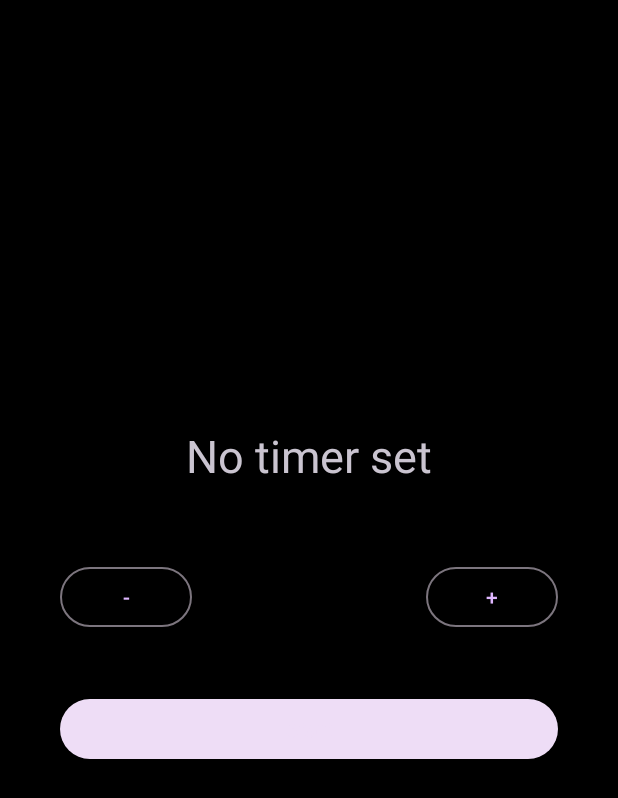
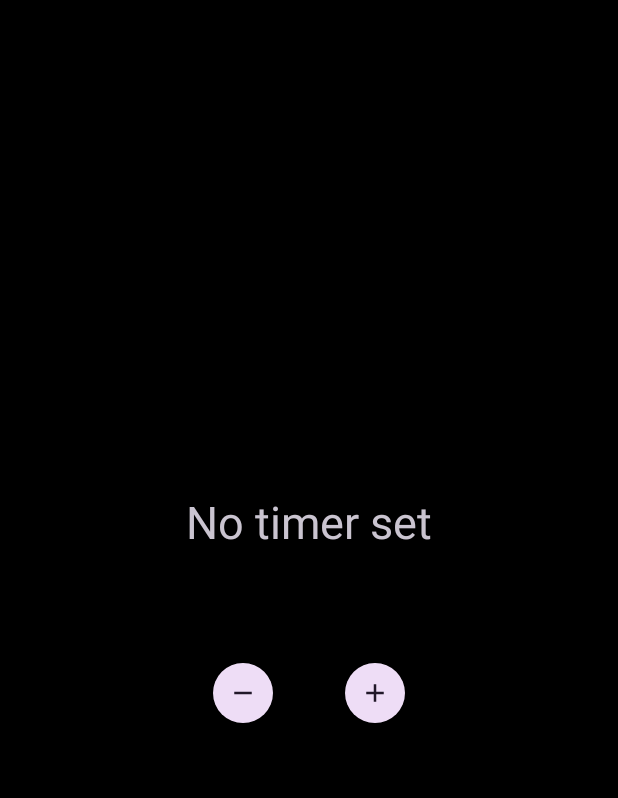
Before and after one commit to vornao/MySleepTimer, an Android app: the screen it shows after launch (MainActivity), on a phone screen of 412 x 824 dp. Shown: the top 798 px of the screen. Run offline under Robolectric (Android 15) with nearby library versions, the phone set to English and light mode, and no system bars; 4 statements that could not run were skipped.

Commit message:
removed start button

```diff
--- a/app/build.gradle.kts
+++ b/app/build.gradle.kts
@@ -12,7 +12,7 @@ android {
         minSdk = 29
         targetSdk = 33
         versionCode = 1
-        versionName = "1.0"
+        versionName = "0.1"
 
         testInstrumentationRunner = "androidx.test.runner.AndroidJUnitRunner"
     }
@@ -37,7 +37,7 @@ android {
 
 dependencies {
 
-    implementation("androidx.core:core-ktx:1.9.0")
+    implementation("androidx.core:core-ktx:1.10.1")
     implementation("androidx.appcompat:appcompat:1.6.1")
     implementation("com.google.android.material:material:1.9.0")
     implementation("androidx.constraintlayout:constraintlayout:2.1.4")
--- /dev/null
+++ b/app/src/main/res/drawable/baseline_play_arrow_24.xml
@@ -0,0 +1,5 @@
+<vector android:height="24dp" android:tint="#000000"
+    android:viewportHeight="24" android:viewportWidth="24"
+    android:width="24dp" xmlns:android="http://schemas.android.com/apk/res/android">
+    <path android:fillColor="@android:color/white" android:pathData="M8,5v14l11,-7z"/>
+</vector>
--- a/app/src/main/res/layout/activity_main.xml
+++ b/app/src/main/res/layout/activity_main.xml
@@ -13,12 +13,13 @@
         android:gravity="center"
         >
 
+
         <TextView
             android:id="@+id/time"
             android:layout_width="wrap_content"
             android:layout_height="wrap_content"
             android:padding="10dp"
-            android:text="No timer set"
+            android:text="@string/no_timer_set"
             android:layout_gravity="center"
             android:textSize="30sp"
             android:layout_marginBottom="40dp"
@@ -27,48 +28,35 @@
         <LinearLayout
             android:layout_width="match_parent"
             android:layout_height="wrap_content"
-            android:layout_gravity="center"
-            android:paddingStart="40dp"
-            android:paddingEnd="40dp"
+            android:gravity="center"
             android:orientation="horizontal">
+
 
             <Button
                 android:id="@+id/sub_time"
-                style="@style/Widget.Material3.Button.OutlinedButton"
+                style="?attr/materialIconButtonFilledTonalStyle"
                 android:layout_width="wrap_content"
                 android:layout_height="wrap_content"
-                android:layout_gravity="end"
-                app:cornerRadius="40dp"
-                android:text="-"/>
+                android:layout_gravity="center"
+                android:layout_margin="20dp"
+                app:icon = "@drawable/baseline_remove_24"
 
-            <Space
-                android:layout_width="0dp"
-                android:layout_height="wrap_content"
-                android:layout_weight="1"
-                />
+           />
+
+
 
             <Button
                 android:id="@+id/add_time"
-                style="@style/Widget.Material3.Button.OutlinedButton"
+                style="?attr/materialIconButtonFilledTonalStyle"
                 android:layout_width="wrap_content"
                 android:layout_height="wrap_content"
-                android:layout_gravity="start"
-                app:cornerRadius="40dp"
-                android:text="+"
+                android:layout_gravity="center"
+                android:layout_margin="20dp"
+
+                app:icon = "@drawable/baseline_add_24"
                 />
 
-
         </LinearLayout>
-
-        <Button
-            android:layout_width="match_parent"
-            style="@style/Widget.Material3.Button.TonalButton"
-            android:layout_height="wrap_content"
-            android:layout_margin="40dp"
-            android:text="Start"
-            android:id="@+id/start_timer"
-            android:layout_gravity="bottom|center_horizontal"
-            />
 
     </LinearLayout>
 
--- a/app/src/main/res/values/strings.xml
+++ b/app/src/main/res/values/strings.xml
@@ -1,4 +1,5 @@
 <resources>
     <string name="app_name">MySleepTImer</string>
     <string name="minutes_tv">Locking in %1$d minutes</string>
+    <string name="no_timer_set">No timer set</string>
 </resources>
```
Also changed, not shown: app/src/main/java/dev/vornao/mysleeptimer/MainActivity.kt (+25 -29 lines), 1 other file.
